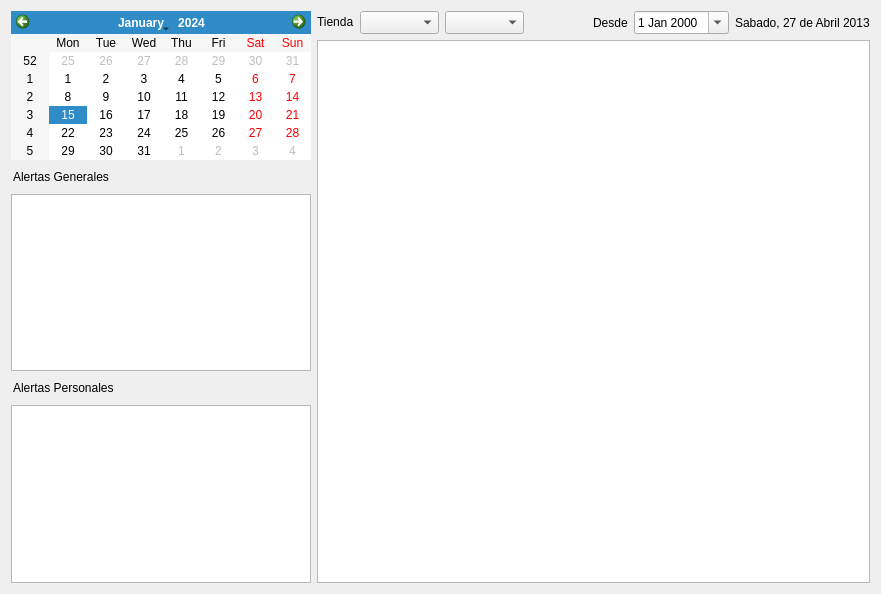
This is agenda/agenda_ui.ui in rodety/Jireh as Qt 5 draws it before an edit. The edited form follows.
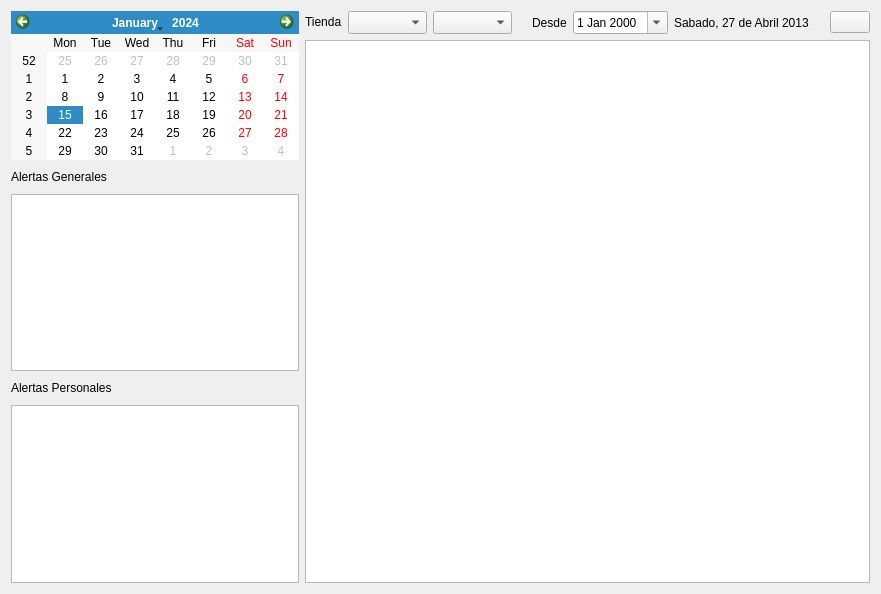
This is the edited form. Icons and pictures are not drawn. Custom widgets are drawn as their Qt base class.

Commit message: cambios.. XD

```diff
--- a/agenda/agenda_ui.ui
+++ b/agenda/agenda_ui.ui
@@ -413,6 +413,30 @@
          </property>
         </widget>
        </item>
+       <item>
+        <spacer name="horizontalSpacer_2">
+         <property name="orientation">
+          <enum>Qt::Horizontal</enum>
+         </property>
+         <property name="sizeHint" stdset="0">
+          <size>
+           <width>40</width>
+           <height>20</height>
+          </size>
+         </property>
+        </spacer>
+       </item>
+       <item>
+        <widget class="QPushButton" name="pushButton_imprimir">
+         <property name="text">
+          <string/>
+         </property>
+         <property name="icon">
+          <iconset resource="../Icons/Icons.qrc">
+           <normaloff>:/Icons/1349716426_print.png</normaloff>:/Icons/1349716426_print.png</iconset>
+         </property>
+        </widget>
+       </item>
       </layout>
      </item>
      <item>
```
The commit also changes 2 other files.
